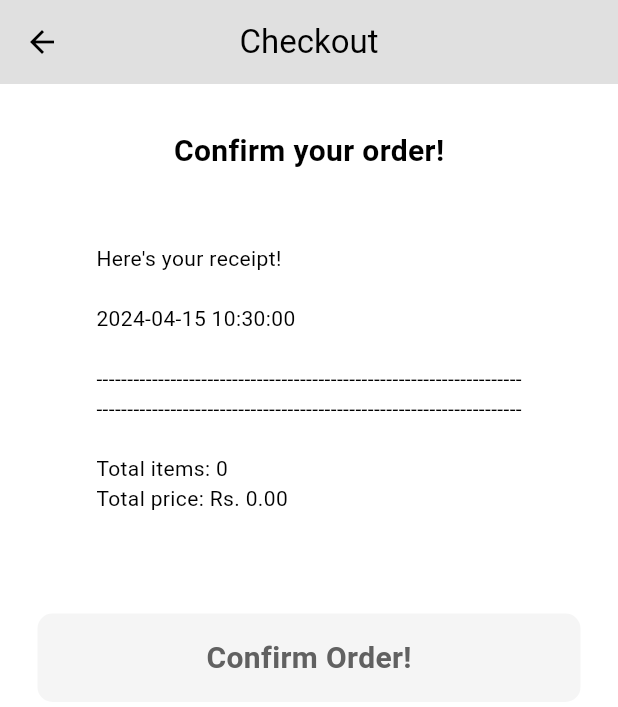
After one commit to Aayush032/food_delivery, a Flutter app: the CartPage screen opened directly, after a tap on "Go to checkout", on a phone screen of 412 x 824 dp. The commit adds this screen. Shown: the top 707 px of the screen. Run offline on Flutter 3.47's test engine with Material 3 defaults, Android fonts, the phone set to English and light mode, and no system bars.

Commit message:
quantity selector and receipt page

```diff
--- a/lib/model/restaurant_model.dart
+++ b/lib/model/restaurant_model.dart
@@ -2,6 +2,7 @@ import 'package:collection/collection.dart';
 import 'package:flutter/material.dart';
 import 'package:food_delivery/model/cart_item.dart';
 import 'package:food_delivery/model/food_model.dart';
+import 'package:intl/intl.dart';
 
 class Restaurant extends ChangeNotifier {
   //menu for the food item
@@ -283,13 +284,12 @@ class Restaurant extends ChangeNotifier {
   }
 
   //To remove the item from the cart
-  void removeFromCart(CartItem cartItem){
+  void removeFromCart(CartItem cartItem) {
     int cartIndex = _cartItem.indexOf(cartItem);
-    if(cartIndex != -1){
-      if(_cartItem[cartIndex].quantity > 1){
+    if (cartIndex != -1) {
+      if (_cartItem[cartIndex].quantity > 1) {
         _cartItem[cartIndex].quantity--;
-      }
-      else{
+      } else {
         _cartItem.removeAt(cartIndex);
       }
     }
@@ -297,32 +297,71 @@ class Restaurant extends ChangeNotifier {
   }
 
   //get the total price in the cart
-  double getTotalPrice(){
+  double getTotalPrice() {
     double total = 0.0;
 
-    for(CartItem cartItem in _cartItem){
+    for (CartItem cartItem in _cartItem) {
       double itemTotal = cartItem.food.price;
 
-      for(AddOns addOns in cartItem.selectedAddons){
+      for (AddOns addOns in cartItem.selectedAddons) {
         itemTotal += addOns.price;
       }
-      total = itemTotal * cartItem.quantity;
+      total += itemTotal * cartItem.quantity;
     }
     return total;
   }
 
   //get the total number of item in the cart
-  int getTotalItemCount(){
+  int getTotalItemCount() {
     int totalItemCount = 0;
-      for(CartItem cartItem in _cartItem){
+    for (CartItem cartItem in _cartItem) {
       totalItemCount += cartItem.quantity;
     }
     return totalItemCount;
   }
 
   //to clear the cart
-  void clearCart(){
+  void clearCart() {
     _cartItem.clear();
     notifyListeners();
   }
+
+  //generate receipt
+  String displayReceipt() {
+    final receipt = StringBuffer();
+    receipt.writeln("Here's your receipt!");
+    receipt.writeln();
+
+    //format date
+    String formattedDate =
+        DateFormat('yyyy-MM-dd HH:mm:ss').format(DateTime.now());
+    receipt.writeln(formattedDate);
+    receipt.writeln();
+    receipt.writeln("---------------------------------------------------------------------");
+
+    for(final cartItem in _cartItem){
+      receipt.writeln(
+        "${cartItem.quantity} X ${cartItem.food.name} - ${_formatPrice(cartItem.food.price)}");
+        if(cartItem.selectedAddons.isNotEmpty){
+          receipt.writeln("AddOns: ${_formatAddOns(cartItem.selectedAddons)}");
         }
+        receipt.writeln();
+    }
+    receipt.writeln("---------------------------------------------------------------------");
+    receipt.writeln();
+    receipt.writeln("Total items: ${getTotalItemCount()}");
+    receipt.writeln("Total price: ${_formatPrice(getTotalPrice())}");
+    return receipt.toString();
+  }
+
+  //format price
+  String _formatPrice(double price) {
+    return "Rs. ${price.toStringAsFixed(2)}";
+  }
+
+  String _formatAddOns(List<AddOns> addOns) {
+    return addOns
+        .map((addOn) => "${addOn.name}(${_formatPrice(addOn.price)})")
+        .join(",");
+  }
+}
--- a/lib/pages/cart_page.dart
+++ b/lib/pages/cart_page.dart
@@ -1,7 +1,8 @@
 import 'package:flutter/material.dart';
-import 'package:food_delivery/model/cart_item.dart';
 import 'package:food_delivery/model/restaurant_model.dart';
+import 'package:food_delivery/pages/checkout_page.dart';
 import 'package:food_delivery/widgets/cart_tile.dart';
+import 'package:food_delivery/widgets/custom_button.dart';
 import 'package:provider/provider.dart';
 
 class CartPage extends StatelessWidget {
@@ -17,10 +18,43 @@ class CartPage extends StatelessWidget {
               backgroundColor: Theme.of(context).colorScheme.background,
               title: const Text("C A R T"),
               centerTitle: true,
+              actions: [
+                Padding(
+                  padding: const EdgeInsets.only(right:8.0),
+                  child: IconButton(
+                    onPressed: (){
+                      showDialog(
+                        context: context,
+                        builder: (context){
+                            return AlertDialog(
+                              title: const Text("Are you sure you want to clear the cart?"),
+                              actions: [
+                                TextButton(
+                                  onPressed: (){
+                                    Navigator.of(context).pop();
+                                  },
+                                  child: const Text("Cancel", style: TextStyle(color: Colors.blueAccent, fontSize: 18),),
+                                  ),
+                                  TextButton(
+                                  onPressed: (){
+                                    Navigator.of(context).pop();
+                                    restaurant.clearCart();
+                                  },
+                                  child: const Text("Clear", style: TextStyle(color: Colors.redAccent, fontSize: 18),),
+                                  ),
+                              ],
+                            );
+                        });
+                    },
+                   icon: const Icon(Icons.delete, size: 28,)),
+                )
+              ],
             ),
             body: Column(
               children: [
-                Expanded(
+                userCart.isEmpty?
+                const Expanded(child:Center(child: Text("Cart is empty...", style: TextStyle(fontSize: 20),)))
+                :Expanded(
                   child: ListView.builder(
                     itemCount: userCart.length,
                     itemBuilder: (context,index){
@@ -28,6 +62,14 @@ class CartPage extends StatelessWidget {
                       return CartTile(cartItem: cartItem);
                     })
                 ),
+                CustomButton(buttonName: "Go to checkout", onTap: (){
+                  Navigator.of(context).push(
+                      MaterialPageRoute(builder: (context){
+                        return CheckOutPage();
+                      })
+                  );
+                }),
+                const SizedBox(height: 20,)
               ],
             ),
         );
--- /dev/null
+++ b/lib/pages/checkout_page.dart
@@ -0,0 +1,61 @@
+import 'package:flutter/material.dart';
+import 'package:food_delivery/model/restaurant_model.dart';
+import 'package:food_delivery/pages/home_page.dart';
+import 'package:food_delivery/widgets/custom_button.dart';
+import 'package:food_delivery/widgets/custom_messenger.dart';
+import 'package:provider/provider.dart';
+
+class CheckOutPage extends StatelessWidget {
+  const CheckOutPage({super.key});
+
+  @override
+  Widget build(BuildContext context) {
+    return Scaffold(
+      appBar: AppBar(
+        title: const Text("Checkout"),
+        centerTitle: true,
+        backgroundColor: Theme.of(context).colorScheme.background,
+      ),
+      body: Center(
+        child: Column(
+          crossAxisAlignment: CrossAxisAlignment.center,
+          children: [
+            const SizedBox(height: 30,),
+            const Text("Confirm your order!", style: TextStyle(fontSize: 20, fontWeight: FontWeight.bold),),
+            const SizedBox(height: 30,),
+            Container(
+              padding: const EdgeInsets.all(14),
+              decoration: BoxDecoration(
+                borderRadius: BorderRadius.circular(10),
+                border: Border.all(
+                  width: 3,
+                  color: Theme.of(context).colorScheme.tertiary
+                )
+              ),
+              child: Consumer<Restaurant>(builder: (context, restaurant, child){
+                  return Text(restaurant.displayReceipt());
+              }),
+            ),
+            const SizedBox(height: 30,),
+            CustomButton(buttonName: "Confirm Order!", onTap: (){
+              showDialog(context: context, builder: (context){
+                return AlertDialog(
+                  title: const Text("Thank you for the order! Your order will be arriving soon!!!"),
+                  actions: [
+                    TextButton(onPressed: (){
+                      Navigator.of(context).pushReplacement(
+                        MaterialPageRoute(builder: (context)=> HomePage())
+                      );
+                    },
+                     child: const Text("OK", style: TextStyle(fontSize: 18, color: Colors.blueAccent),))
+                  ],
+                );
+              }
+              );
+            })
+          ],
+        ),
+      ),
+    );
+  }
+}
--- a/pubspec.yaml
+++ b/pubspec.yaml
@@ -37,6 +37,7 @@ dependencies:
   cupertino_icons: ^1.0.2
   provider: ^6.1.2
   collection: ^1.18.0
+  intl: ^0.19.0
 
 dev_dependencies:
   flutter_test:
```
Also changed, not shown: lib/widgets/cart_tile.dart (+43 -8 lines), lib/widgets/quantity_selector.dart (added, +56 -0 lines), pubspec.lock. Lines whose indentation alone changed are shown as unchanged.
